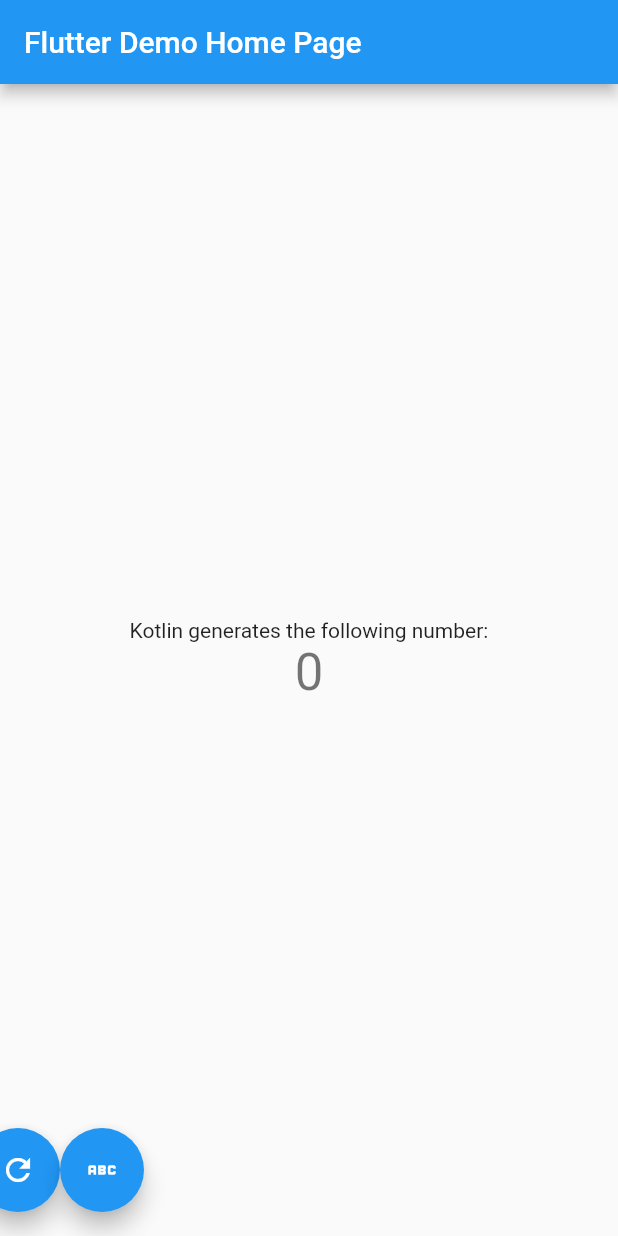
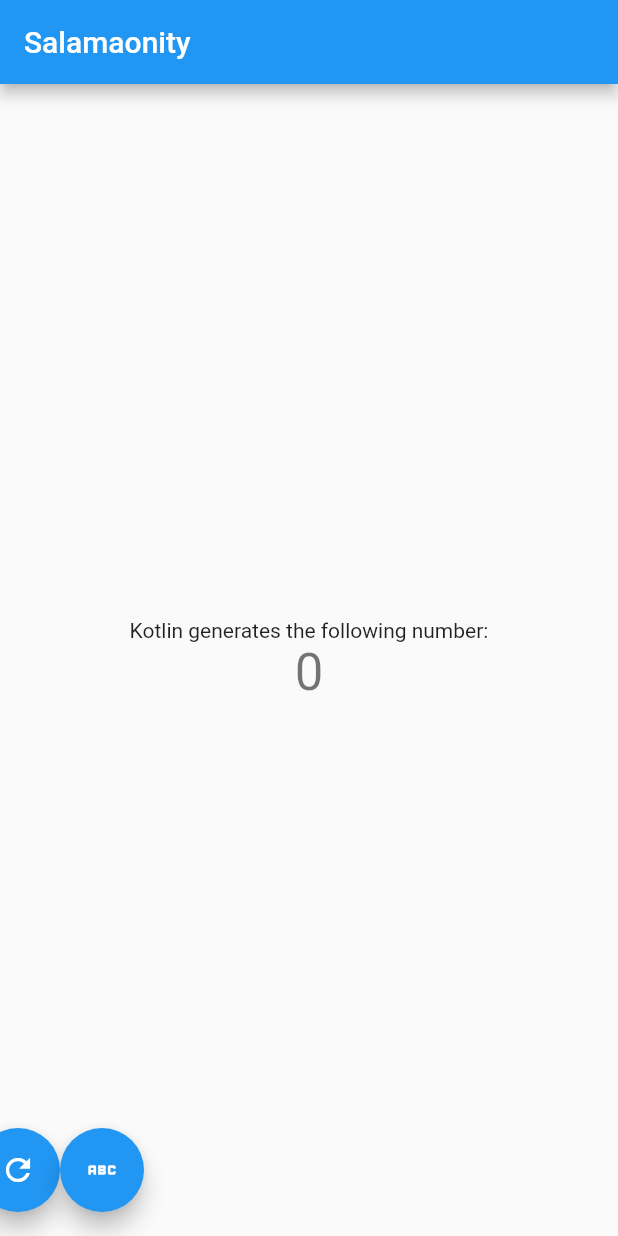
Before and after one commit to Salamonyy/channels_repo, a Flutter app: the screen it shows after launch, on a phone screen of 412 x 824 dp. Run offline on Flutter 3.47's test engine with Material 2 defaults, Android fonts, the phone set to English and light mode, and no system bars.

Commit message:
Adds new feature

```diff
--- a/lib/main.dart
+++ b/lib/main.dart
@@ -52,7 +52,7 @@ class _MyHomePageState extends State<MyHomePage> {
   Widget build(BuildContext context) {
     return Scaffold(
       appBar: AppBar(
-        title: Text(widget.title),
+        title: Text("Salamaonity"),
       ),
       body: Center(
         child: Column(
```
Also changed, not shown: pubspec.lock, 1 other file.
